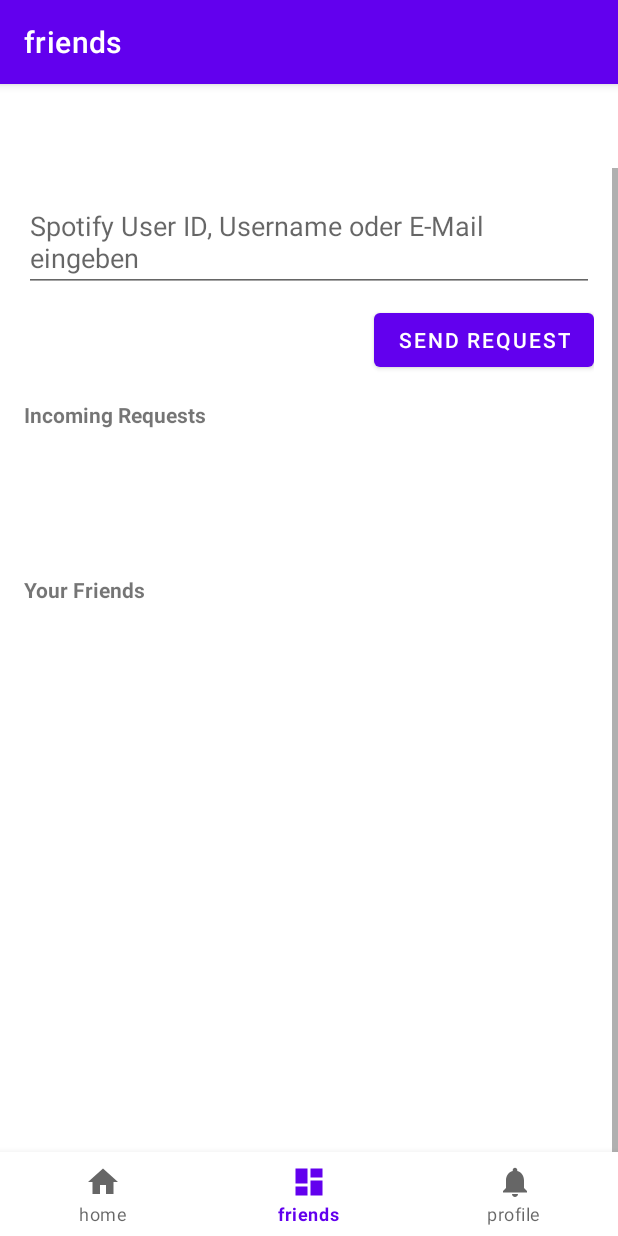
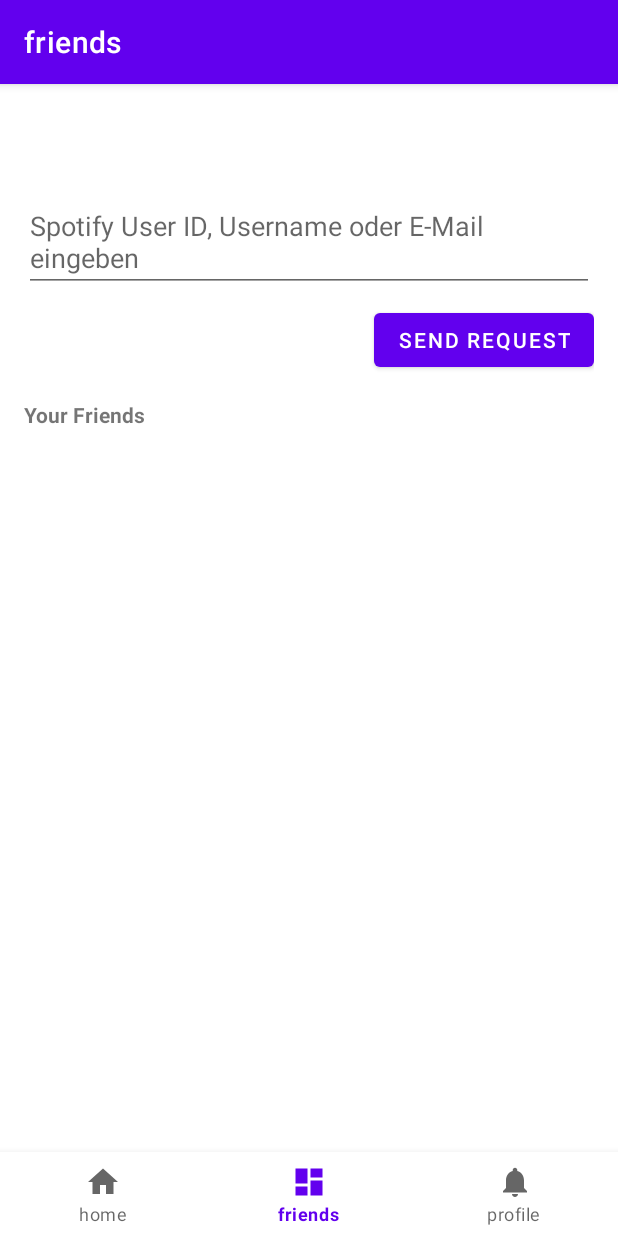
Before and after one commit to Jali04/BeJam, an Android app: the FriendsFragment screen opened through its navigation route, on a phone screen of 412 x 824 dp. Run offline under Robolectric (Android 15) with nearby library versions, the phone set to English and light mode, and no system bars; our stand-ins replace Firebase (no records; nobody signed in at launch, a user with empty details on screens opened directly), navigation-ui; libraries missing offline, so code that uses them is left out: fi.iki.elonen; pictures from the network do not load; 1 statement that could not run was skipped.

Commit message:
Friend requests only appear when available

```diff
--- a/app/src/main/java/com/example/bejam/ui/friends/FriendsFragment.kt
+++ b/app/src/main/java/com/example/bejam/ui/friends/FriendsFragment.kt
@@ -70,7 +70,16 @@ class FriendsFragment : Fragment() {
             adapter = reqAdapter
         }
         vm.incomingRequests.observe(viewLifecycleOwner) { list ->
-            reqAdapter.submitList(list)
+            if (list.isNullOrEmpty()) {
+                // Keine Anfragen ⇒ ausblenden
+                binding.incomingRequestsLabel.visibility = View.GONE
+                binding.requestsRecyclerView.visibility    = View.GONE
+            } else {
+                // Anfragen vorhanden ⇒ einblenden und Liste setzen
+                binding.incomingRequestsLabel.visibility = View.VISIBLE
+                binding.requestsRecyclerView.visibility    = View.VISIBLE
+                reqAdapter.submitList(list)
+            }
         }
 
         // 3) “Accepted friends” RecyclerView
--- a/app/src/main/res/layout/fragment_friends.xml
+++ b/app/src/main/res/layout/fragment_friends.xml
@@ -35,6 +35,7 @@
 
         <!-- Incoming requests -->
         <TextView
+            android:id="@+id/incomingRequestsLabel"
             android:layout_width="match_parent"
             android:layout_height="wrap_content"
             android:text="Incoming Requests"
```
